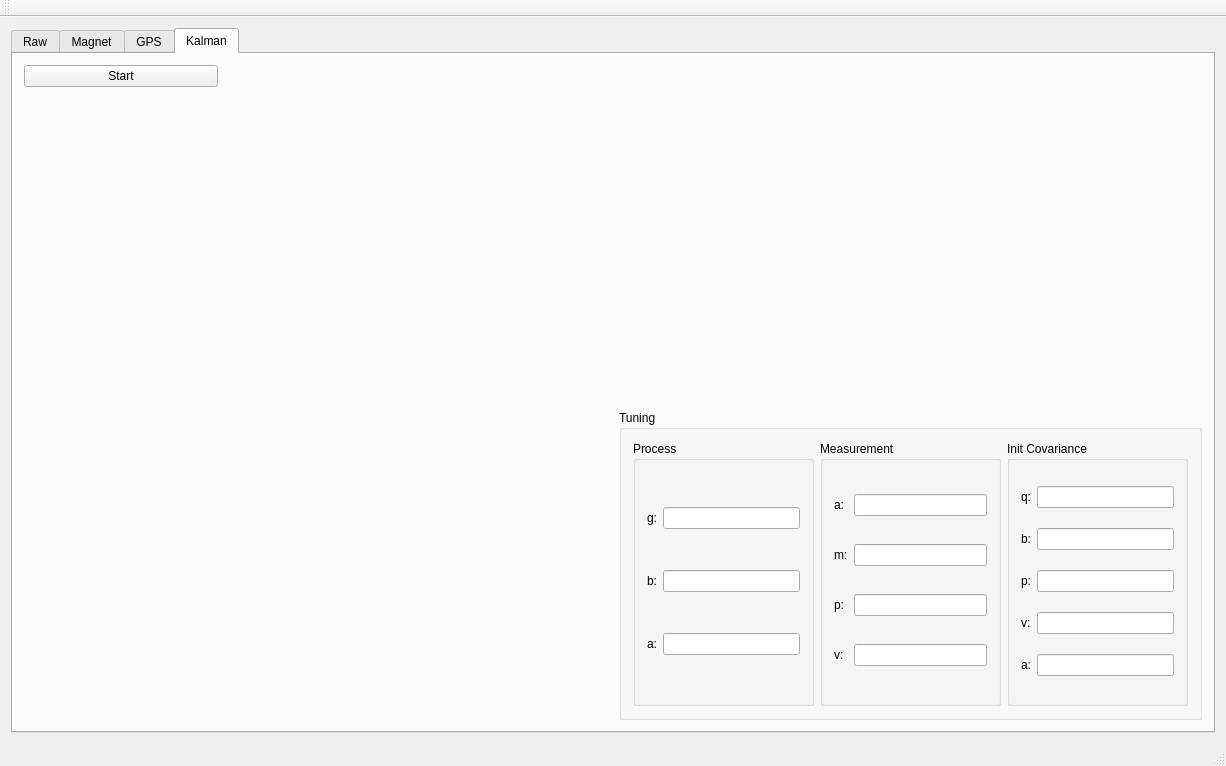
This is ins_board_pc/mainwindow.ui in quantum-pie/ins-board-pc as Qt 5 draws it before an edit. The edited form follows.
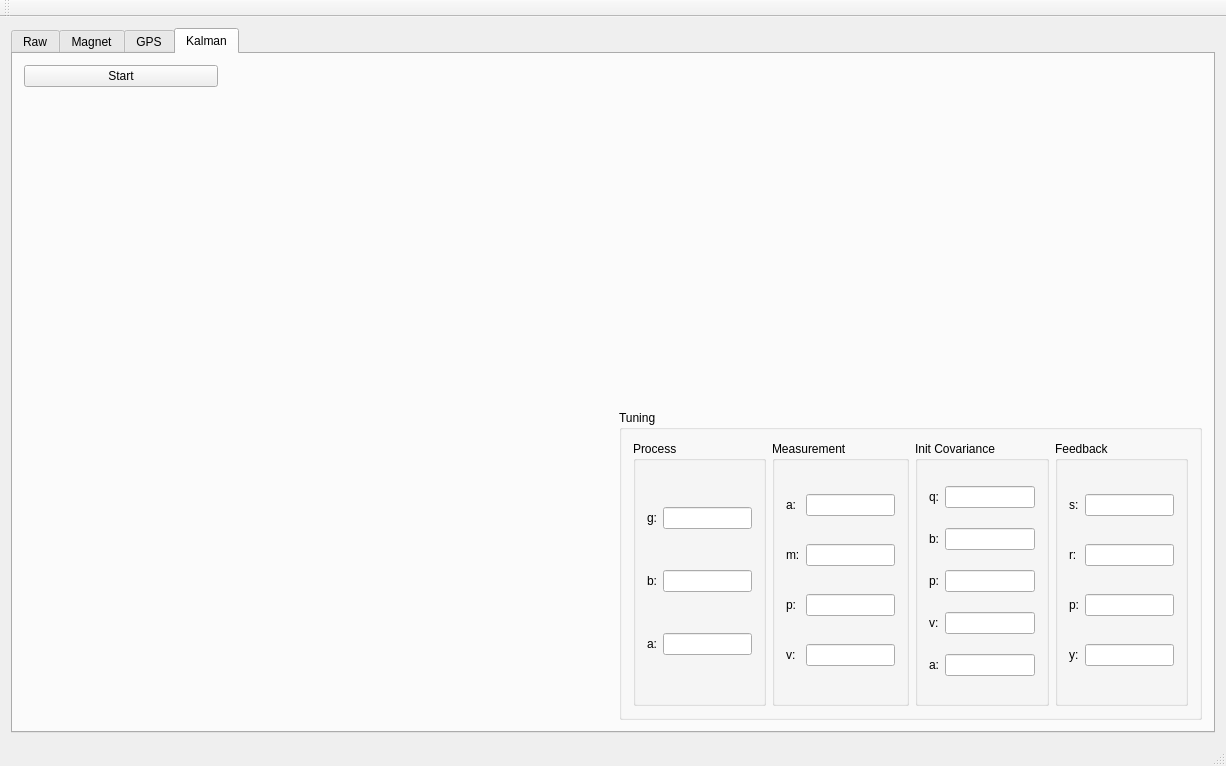
This is the edited form. Custom widgets are drawn as their Qt base class.

Commit message: Shown standard deviations of the roll, pitch and yaw estimates in the user interface

The edit to the form file:
```diff
--- a/ins_board_pc/mainwindow.ui
+++ b/ins_board_pc/mainwindow.ui
@@ -636,6 +636,55 @@
              </layout>
             </widget>
            </item>
+           <item>
+            <widget class="QGroupBox" name="groupBox_5">
+             <property name="title">
+              <string>Feedback</string>
+             </property>
+             <layout class="QGridLayout" name="gridLayout_7">
+              <item row="3" column="1">
+               <widget class="QLineEdit" name="yaw_std_le"/>
+              </item>
+              <item row="1" column="1">
+               <widget class="QLineEdit" name="roll_std_le"/>
+              </item>
+              <item row="2" column="0">
+               <widget class="QLabel" name="_2">
+                <property name="text">
+                 <string>p:</string>
+                </property>
+               </widget>
+              </item>
+              <item row="1" column="0">
+               <widget class="QLabel" name="label_30">
+                <property name="text">
+                 <string>r:</string>
+                </property>
+               </widget>
+              </item>
+              <item row="3" column="0">
+               <widget class="QLabel" name="_3">
+                <property name="text">
+                 <string>y:</string>
+                </property>
+               </widget>
+              </item>
+              <item row="2" column="1">
+               <widget class="QLineEdit" name="pitch_std_le"/>
+              </item>
+              <item row="0" column="1">
+               <widget class="QLineEdit" name="samples_le"/>
+              </item>
+              <item row="0" column="0">
+               <widget class="QLabel" name="label_31">
+                <property name="text">
+                 <string>s:</string>
+                </property>
+               </widget>
+              </item>
+             </layout>
+            </widget>
+           </item>
           </layout>
          </widget>
         </item>
```
The commit also changes 2 other files.
